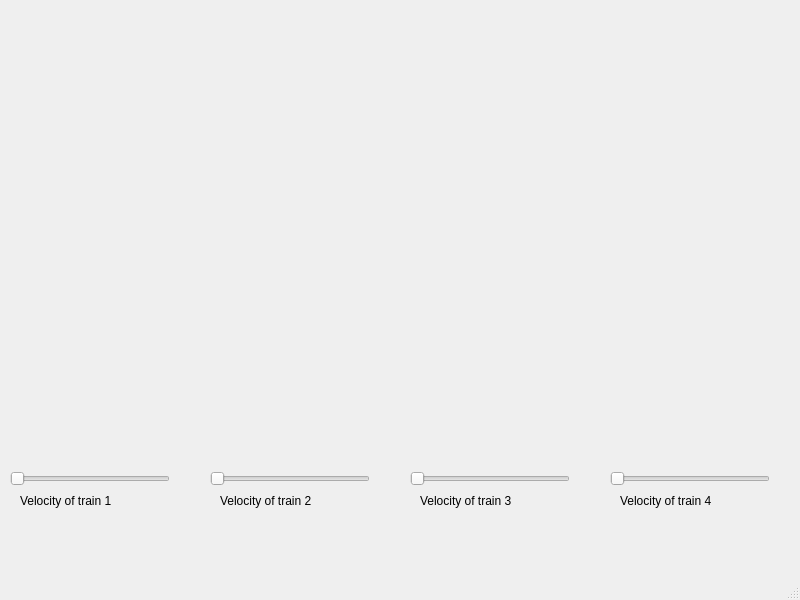
First picture: the form in TrainProject/mainwindow.ui, repository Cogitus/little-train-threads, before the edit.
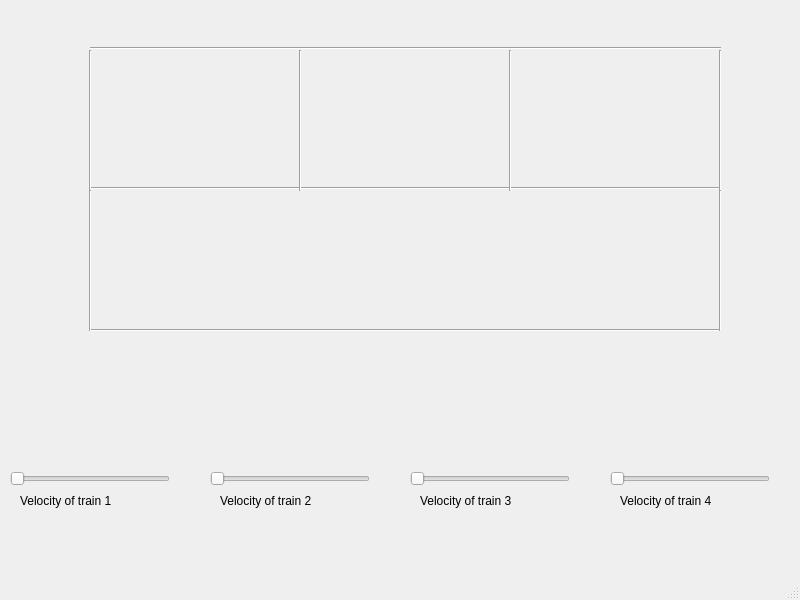
Second picture: the form after the edit.

Patch:
```diff
--- a/TrainProject/mainwindow.ui
+++ b/TrainProject/mainwindow.ui
@@ -118,6 +118,175 @@
      <string>Velocity of train 4</string>
     </property>
    </widget>
+   <widget class="Line" name="L2">
+    <property name="geometry">
+     <rect>
+      <x>90</x>
+      <y>40</y>
+      <width>211</width>
+      <height>16</height>
+     </rect>
+    </property>
+    <property name="orientation">
+     <enum>Qt::Horizontal</enum>
+    </property>
+   </widget>
+   <widget class="Line" name="L7">
+    <property name="geometry">
+     <rect>
+      <x>300</x>
+      <y>40</y>
+      <width>211</width>
+      <height>16</height>
+     </rect>
+    </property>
+    <property name="orientation">
+     <enum>Qt::Horizontal</enum>
+    </property>
+   </widget>
+   <widget class="Line" name="L8">
+    <property name="geometry">
+     <rect>
+      <x>510</x>
+      <y>40</y>
+      <width>211</width>
+      <height>16</height>
+     </rect>
+    </property>
+    <property name="orientation">
+     <enum>Qt::Horizontal</enum>
+    </property>
+   </widget>
+   <widget class="Line" name="L4">
+    <property name="geometry">
+     <rect>
+      <x>90</x>
+      <y>180</y>
+      <width>211</width>
+      <height>16</height>
+     </rect>
+    </property>
+    <property name="orientation">
+     <enum>Qt::Horizontal</enum>
+    </property>
+   </widget>
+   <widget class="Line" name="L6">
+    <property name="geometry">
+     <rect>
+      <x>300</x>
+      <y>180</y>
+      <width>211</width>
+      <height>16</height>
+     </rect>
+    </property>
+    <property name="orientation">
+     <enum>Qt::Horizontal</enum>
+    </property>
+   </widget>
+   <widget class="Line" name="L10">
+    <property name="geometry">
+     <rect>
+      <x>510</x>
+      <y>180</y>
+      <width>211</width>
+      <height>16</height>
+     </rect>
+    </property>
+    <property name="orientation">
+     <enum>Qt::Horizontal</enum>
+    </property>
+   </widget>
+   <widget class="Line" name="L13">
+    <property name="geometry">
+     <rect>
+      <x>90</x>
+      <y>320</y>
+      <width>631</width>
+      <height>20</height>
+     </rect>
+    </property>
+    <property name="orientation">
+     <enum>Qt::Horizontal</enum>
+    </property>
+   </widget>
+   <widget class="Line" name="L1">
+    <property name="geometry">
+     <rect>
+      <x>80</x>
+      <y>50</y>
+      <width>20</width>
+      <height>141</height>
+     </rect>
+    </property>
+    <property name="orientation">
+     <enum>Qt::Vertical</enum>
+    </property>
+   </widget>
+   <widget class="Line" name="L3">
+    <property name="geometry">
+     <rect>
+      <x>290</x>
+      <y>50</y>
+      <width>20</width>
+      <height>141</height>
+     </rect>
+    </property>
+    <property name="orientation">
+     <enum>Qt::Vertical</enum>
+    </property>
+   </widget>
+   <widget class="Line" name="L5">
+    <property name="geometry">
+     <rect>
+      <x>500</x>
+      <y>50</y>
+      <width>20</width>
+      <height>141</height>
+     </rect>
+    </property>
+    <property name="orientation">
+     <enum>Qt::Vertical</enum>
+    </property>
+   </widget>
+   <widget class="Line" name="L9">
+    <property name="geometry">
+     <rect>
+      <x>710</x>
+      <y>50</y>
+      <width>20</width>
+      <height>141</height>
+     </rect>
+    </property>
+    <property name="orientation">
+     <enum>Qt::Vertical</enum>
+    </property>
+   </widget>
+   <widget class="Line" name="L12">
+    <property name="geometry">
+     <rect>
+      <x>710</x>
+      <y>190</y>
+      <width>20</width>
+      <height>141</height>
+     </rect>
+    </property>
+    <property name="orientation">
+     <enum>Qt::Vertical</enum>
+    </property>
+   </widget>
+   <widget class="Line" name="L11">
+    <property name="geometry">
+     <rect>
+      <x>80</x>
+      <y>190</y>
+      <width>20</width>
+      <height>141</height>
+     </rect>
+    </property>
+    <property name="orientation">
+     <enum>Qt::Vertical</enum>
+    </property>
+   </widget>
   </widget>
   <widget class="QMenuBar" name="menubar">
    <property name="geometry">
```
